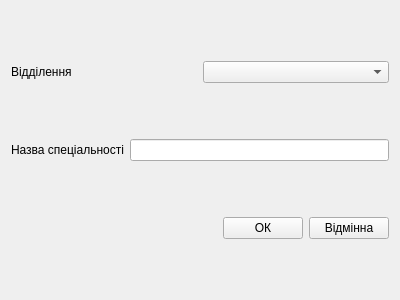
This is Kursova/EducationProgressForms/InputForms/specialiyinputform.ui in zzvanyazz/Kursova as Qt 5 draws it before an edit. The edited form follows.
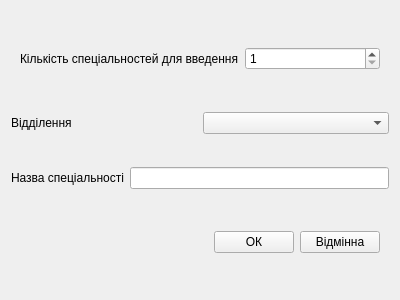
This is the edited form.

Patch:
```diff
--- a/Kursova/EducationProgressForms/InputForms/specialiyinputform.ui
+++ b/Kursova/EducationProgressForms/InputForms/specialiyinputform.ui
@@ -14,6 +14,32 @@
    <string>Form</string>
   </property>
   <layout class="QVBoxLayout" name="verticalLayout">
+   <item>
+    <widget class="QWidget" name="widget" native="true">
+     <property name="sizePolicy">
+      <sizepolicy hsizetype="Preferred" vsizetype="Maximum">
+       <horstretch>0</horstretch>
+       <verstretch>0</verstretch>
+      </sizepolicy>
+     </property>
+     <layout class="QHBoxLayout" name="horizontalLayout_4">
+      <item>
+       <widget class="QLabel" name="label_3">
+        <property name="text">
+         <string>Кількість спеціальностей для введення</string>
+        </property>
+       </widget>
+      </item>
+      <item>
+       <widget class="QSpinBox" name="spinBox">
+        <property name="minimum">
+         <number>1</number>
+        </property>
+       </widget>
+      </item>
+     </layout>
+    </widget>
+   </item>
    <item>
     <layout class="QHBoxLayout" name="horizontalLayout_2">
      <item>
@@ -43,6 +69,13 @@
     </layout>
    </item>
    <item>
+    <widget class="QWidget" name="control" native="true">
+     <property name="sizePolicy">
+      <sizepolicy hsizetype="Preferred" vsizetype="Maximum">
+       <horstretch>0</horstretch>
+       <verstretch>0</verstretch>
+      </sizepolicy>
+     </property>
     <layout class="QHBoxLayout" name="horizontalLayout">
      <item>
       <spacer name="horizontalSpacer">
@@ -72,6 +105,7 @@
       </widget>
      </item>
     </layout>
+    </widget>
    </item>
   </layout>
  </widget>
```
Lines whose indentation alone changed are shown as unchanged.
